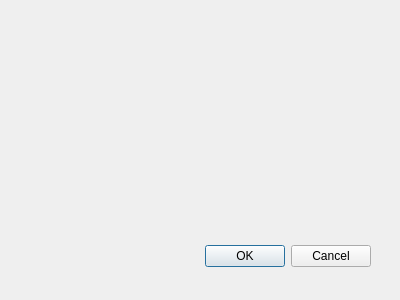
First picture: the form in fontchooser.ui, repository jpcima/chordv, before the edit.
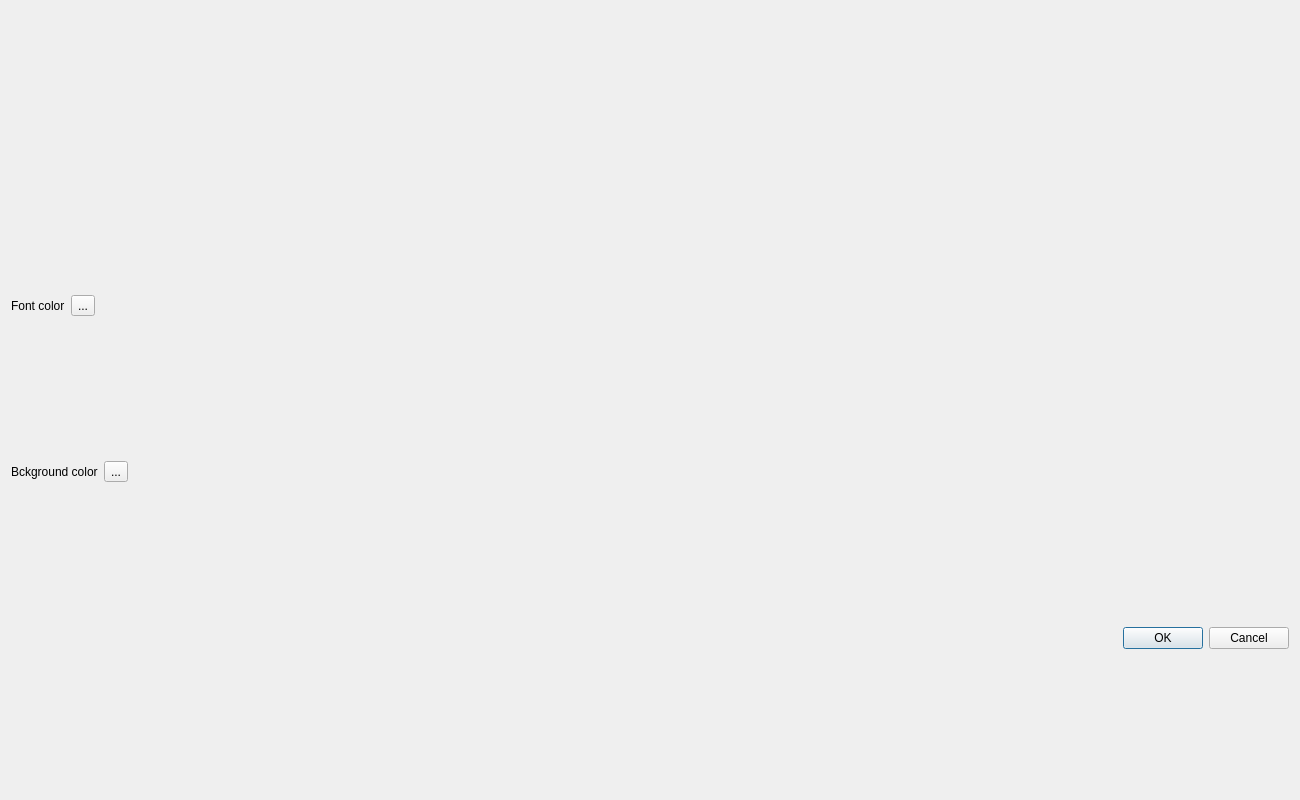
Second picture: the form after the edit. Custom widgets are drawn as their Qt base class.

Diff of the .ui file:
```diff
--- a/fontchooser.ui
+++ b/fontchooser.ui
@@ -8,31 +8,159 @@
    <rect>
     <x>0</x>
     <y>0</y>
-    <width>400</width>
-    <height>300</height>
+    <width>1300</width>
+    <height>800</height>
    </rect>
   </property>
+  <property name="sizePolicy">
+   <sizepolicy hsizetype="Maximum" vsizetype="Maximum">
+    <horstretch>200</horstretch>
+    <verstretch>200</verstretch>
+   </sizepolicy>
+  </property>
+  <property name="minimumSize">
+   <size>
+    <width>1300</width>
+    <height>800</height>
+   </size>
+  </property>
+  <property name="acceptDrops">
+   <bool>false</bool>
+  </property>
   <property name="windowTitle">
    <string>Dialog</string>
   </property>
-  <widget name="buttonBox" class="QDialogButtonBox">
-   <property name="geometry">
-    <rect>
-     <x>30</x>
-     <y>240</y>
-     <width>341</width>
-     <height>32</height>
-    </rect>
-   </property>
-   <property name="orientation">
-    <enum>Qt::Horizontal</enum>
-   </property>
-   <property name="standardButtons">
-    <set>QDialogButtonBox::Cancel|QDialogButtonBox::Ok</set>
-   </property>
-  </widget>
+  <layout class="QHBoxLayout" name="horizontalLayout_4">
+   <item>
+    <layout class="QVBoxLayout" name="verticalLayout" stretch="6,1,1,1">
+     <item>
+      <widget class="FontDialog" name="widget" native="true">
+       <property name="sizePolicy">
+        <sizepolicy hsizetype="Maximum" vsizetype="Maximum">
+         <horstretch>0</horstretch>
+         <verstretch>0</verstretch>
+        </sizepolicy>
+       </property>
+       <property name="minimumSize">
+        <size>
+         <width>0</width>
+         <height>0</height>
+        </size>
+       </property>
+       <property name="baseSize">
+        <size>
+         <width>400</width>
+         <height>400</height>
+        </size>
+       </property>
+      </widget>
+     </item>
+     <item>
+      <layout class="QHBoxLayout" name="horizontalLayout">
+       <item>
+        <widget class="QLabel" name="labelFontColor">
+         <property name="text">
+          <string>Font color</string>
+         </property>
+        </widget>
+       </item>
+       <item>
+        <widget class="ColorButton" name="toolButtonFontColor">
+         <property name="text">
+          <string>...</string>
+         </property>
+        </widget>
+       </item>
+       <item>
+        <spacer name="horizontalSpacer">
+         <property name="orientation">
+          <enum>Qt::Horizontal</enum>
+         </property>
+         <property name="sizeHint" stdset="0">
+          <size>
+           <width>40</width>
+           <height>20</height>
+          </size>
+         </property>
+        </spacer>
+       </item>
+      </layout>
+     </item>
+     <item>
+      <layout class="QHBoxLayout" name="horizontalLayout_2">
+       <item>
+        <widget class="QLabel" name="labelBackgroundColor">
+         <property name="text">
+          <string>Bckground color</string>
+         </property>
+        </widget>
+       </item>
+       <item>
+        <widget class="ColorButton" name="toolButtonBackgroundColor">
+         <property name="text">
+          <string>...</string>
+         </property>
+        </widget>
+       </item>
+       <item>
+        <spacer name="horizontalSpacer_2">
+         <property name="orientation">
+          <enum>Qt::Horizontal</enum>
+         </property>
+         <property name="sizeHint" stdset="0">
+          <size>
+           <width>40</width>
+           <height>20</height>
+          </size>
+         </property>
+        </spacer>
+       </item>
+      </layout>
+     </item>
+     <item>
+      <layout class="QHBoxLayout" name="horizontalLayout_3">
+       <item>
+        <spacer name="horizontalSpacer_3">
+         <property name="orientation">
+          <enum>Qt::Horizontal</enum>
+         </property>
+         <property name="sizeHint" stdset="0">
+          <size>
+           <width>40</width>
+           <height>20</height>
+          </size>
+         </property>
+        </spacer>
+       </item>
+       <item>
+        <widget class="QDialogButtonBox" name="buttonBox">
+         <property name="orientation">
+          <enum>Qt::Horizontal</enum>
+         </property>
+         <property name="standardButtons">
+          <set>QDialogButtonBox::Cancel|QDialogButtonBox::Ok</set>
+         </property>
+        </widget>
+       </item>
+      </layout>
+     </item>
+    </layout>
+   </item>
+  </layout>
  </widget>
- <pixmapfunction/>
+ <customwidgets>
+  <customwidget>
+   <class>ColorButton</class>
+   <extends>QToolButton</extends>
+   <header>colorbutton.h</header>
+  </customwidget>
+  <customwidget>
+   <class>FontDialog</class>
+   <extends>QWidget</extends>
+   <header>fontdialog.h</header>
+   <container>1</container>
+  </customwidget>
+ </customwidgets>
  <resources/>
  <connections>
   <connection>
```
Left out of the diff: 8 changed lines with no effect on the pictures.
